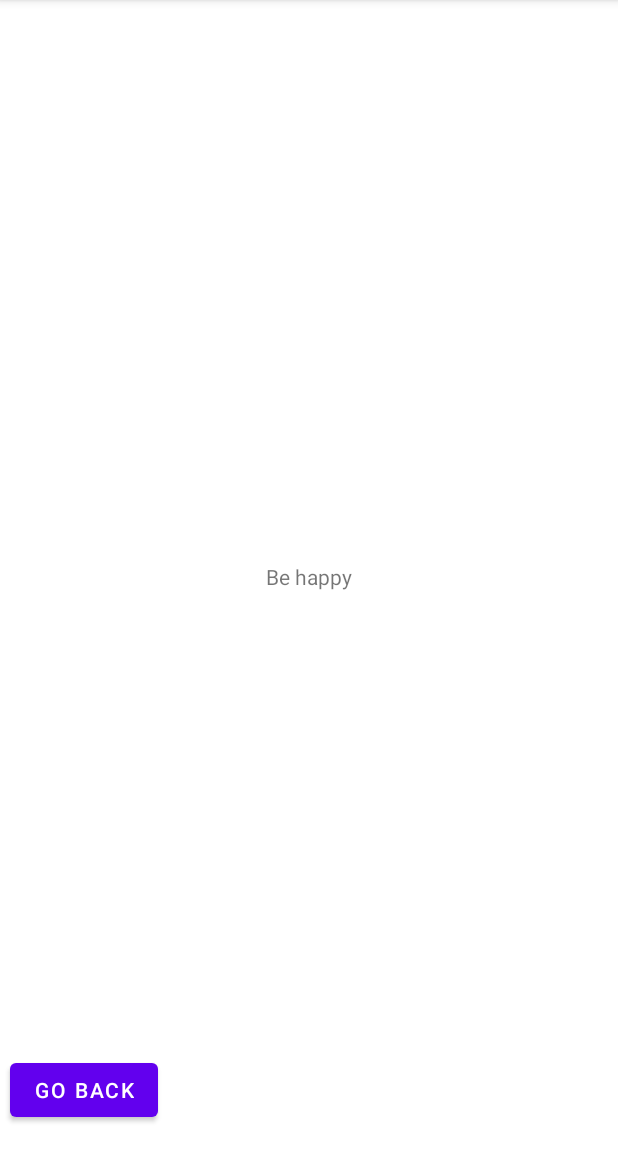
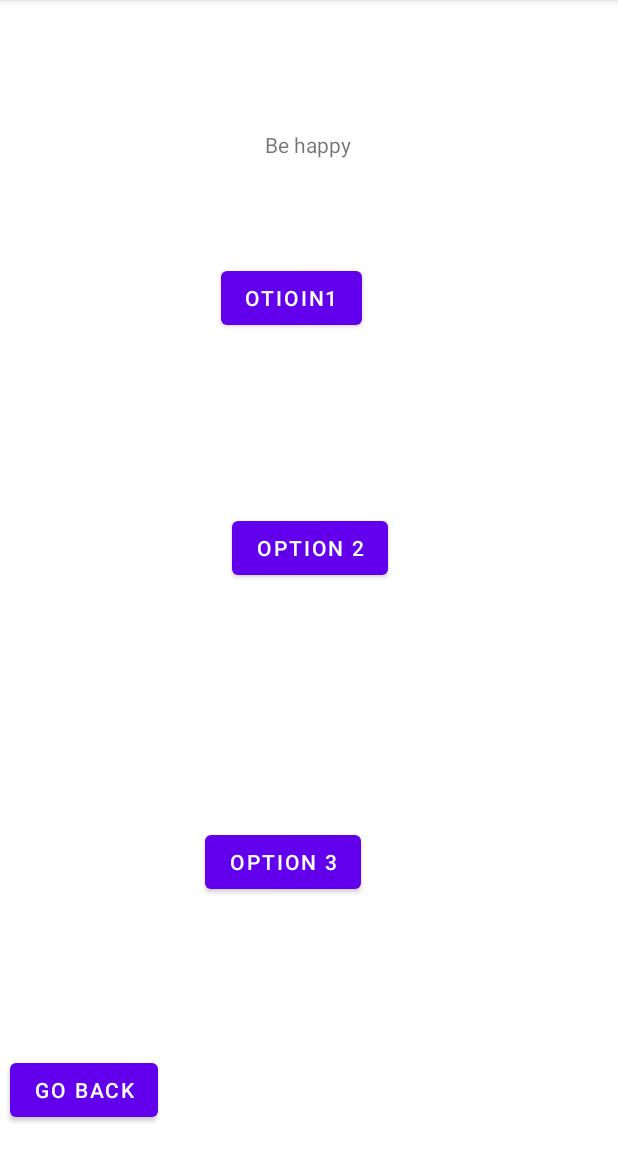
Before and after one commit to AbCoding/Mental-health-App, an Android app: the HelpOptions screen opened directly, with no data from a screen before it, on a phone screen of 412 x 824 dp, the part 84-1236 px from its top. Run offline under Robolectric (Android 15) with nearby library versions, the phone set to English and light mode, and no system bars.

Commit message:
options added and code stuff

```diff
--- a/app/build.gradle
+++ b/app/build.gradle
@@ -9,6 +9,7 @@ android {
     defaultConfig {
         applicationId "com.example.mental_health_app2"
         minSdk 24
+
         targetSdk 31
         versionCode 1
         versionName "1.0"
--- a/app/src/main/AndroidManifest.xml
+++ b/app/src/main/AndroidManifest.xml
@@ -10,6 +10,11 @@
         android:roundIcon="@mipmap/ic_launcher_round"
         android:supportsRtl="true"
         android:theme="@style/Theme.MentalhealthApp2">
+        <activity
+            android:name=".option1"
+            android:exported="true"
+            android:label="@string/title_activity_option1"
+            android:theme="@style/Theme.MentalhealthApp2.NoActionBar" />
         <activity
             android:name=".HelpOptions"
             android:exported="true" />
--- a/app/src/main/java/com/example/mental_health_app2/MainActivity.kt
+++ b/app/src/main/java/com/example/mental_health_app2/MainActivity.kt
@@ -34,10 +34,11 @@ class MainActivity : AppCompatActivity() {
         SadButton?.setOnClickListener(){
             val SliderValue= slider.value
             val intent= Intent(this,HelpOptions::class.java)
-            intent.putExtra("sliderValue",SliderValue)
-
+            intent.putExtra("sliderValue",SliderValue);
+            println(SliderValue)
             startActivity(intent)
             finish()
+
 
         }
 
--- a/app/src/main/res/layout/activity_help_options.xml
+++ b/app/src/main/res/layout/activity_help_options.xml
@@ -6,6 +6,42 @@
     android:layout_height="match_parent"
     tools:context=".HelpOptions">
 
+    <Button
+        android:id="@+id/Option1Button"
+        android:layout_width="wrap_content"
+        android:layout_height="wrap_content"
+        android:text="otioin1"
+        app:layout_constraintBottom_toBottomOf="parent"
+        app:layout_constraintEnd_toEndOf="parent"
+        app:layout_constraintHorizontal_bias="0.463"
+        app:layout_constraintStart_toStartOf="parent"
+        app:layout_constraintTop_toTopOf="parent"
+        app:layout_constraintVertical_bias="0.243" />
+
+    <Button
+        android:id="@+id/option2button"
+        android:layout_width="wrap_content"
+        android:layout_height="wrap_content"
+        android:text="Option 2"
+        app:layout_constraintBottom_toBottomOf="parent"
+        app:layout_constraintEnd_toEndOf="parent"
+        app:layout_constraintHorizontal_bias="0.503"
+        app:layout_constraintStart_toStartOf="parent"
+        app:layout_constraintTop_toTopOf="parent"
+        app:layout_constraintVertical_bias="0.474" />
+
+    <Button
+        android:id="@+id/Option3button"
+        android:layout_width="wrap_content"
+        android:layout_height="wrap_content"
+        android:text="Option 3"
+        app:layout_constraintBottom_toBottomOf="parent"
+        app:layout_constraintEnd_toEndOf="parent"
+        app:layout_constraintHorizontal_bias="0.444"
+        app:layout_constraintStart_toStartOf="parent"
+        app:layout_constraintTop_toTopOf="parent"
+        app:layout_constraintVertical_bias="0.765" />
+
     <TextView
         android:id="@+id/SadV"
         android:layout_width="wrap_content"
@@ -13,8 +49,10 @@
         android:text="Be happy"
         app:layout_constraintBottom_toBottomOf="parent"
         app:layout_constraintEnd_toEndOf="parent"
+        app:layout_constraintHorizontal_bias="0.498"
         app:layout_constraintStart_toStartOf="parent"
-        app:layout_constraintTop_toTopOf="parent" />
+        app:layout_constraintTop_toTopOf="parent"
+        app:layout_constraintVertical_bias="0.116" />
 
     <Button
         android:id="@+id/SadBack"
--- a/app/src/main/res/navigation/nav_graph.xml
+++ /dev/null
@@ -1,5 +0,0 @@
-<?xml version="1.0" encoding="utf-8"?>
-<navigation xmlns:android="http://schemas.android.com/apk/res/android"
-    xmlns:app="http://schemas.android.com/apk/res-auto"
-    xmlns:tools="http://schemas.android.com/tools"
-    android:id="@+id/nav_graph" />
--- a/app/src/main/res/values-land/dimens.xml
+++ b/app/src/main/res/values-land/dimens.xml
@@ -1,2 +1 @@
-<resources>
-    <dimen name="fab_margin">48dp</dimen></resources>
+<resources></resources>
--- a/app/src/main/res/values-w1240dp/dimens.xml
+++ b/app/src/main/res/values-w1240dp/dimens.xml
@@ -1,2 +1 @@
-<resources>
-    <dimen name="fab_margin">200dp</dimen></resources>
+<resources></resources>
--- a/app/src/main/res/values-w600dp/dimens.xml
+++ b/app/src/main/res/values-w600dp/dimens.xml
@@ -1,2 +1 @@
-<resources>
-    <dimen name="fab_margin">48dp</dimen></resources>
+<resources></resources>
--- a/app/src/main/res/values/dimens.xml
+++ b/app/src/main/res/values/dimens.xml
@@ -1,2 +1 @@
-<resources>
-    <dimen name="fab_margin">16dp</dimen></resources>
+<resources></resources>
--- a/app/src/main/res/values/themes.xml
+++ b/app/src/main/res/values/themes.xml
@@ -13,12 +13,10 @@
         <item name="android:statusBarColor" tools:targetApi="l">?attr/colorPrimaryVariant</item>
         <!-- Customize your theme here. -->
     </style>
+
     <style name="Theme.MentalhealthApp2.NoActionBar">
         <item name="windowActionBar">false</item>
         <item name="windowNoTitle">true</item>
     </style>
-    <style name="Theme.MentalhealthApp2.AppBarOverlay"
-        parent="ThemeOverlay.AppCompat.Dark.ActionBar" />
-    <style name="Theme.MentalhealthApp2.PopupOverlay" parent="ThemeOverlay.AppCompat.Light" />
 
 </resources>
--- a/build.gradle
+++ b/build.gradle
@@ -6,7 +6,7 @@ buildscript {
     }
     dependencies {
         classpath "com.android.tools.build:gradle:7.0.2"
-        classpath "org.jetbrains.kotlin:kotlin-gradle-plugin:1.5.20"
+        classpath 'org.jetbrains.kotlin:kotlin-gradle-plugin:1.5.31'
 
         // NOTE: Do not place your application dependencies here; they belong
         // in the individual module build.gradle files
```
Also changed, not shown: app/src/main/java/com/example/mental_health_app2/HelpOptions.kt (+51 -1 lines), app/src/main/java/com/example/mental_health_app2/option1.kt (added, +14 -0 lines), app/src/main/res/layout/activity_option1.xml (added, +21 -0 lines), app/src/main/res/values/arrays.xml (+0 -8 lines), app/src/main/res/values/strings.xml (+1 -17 lines).
